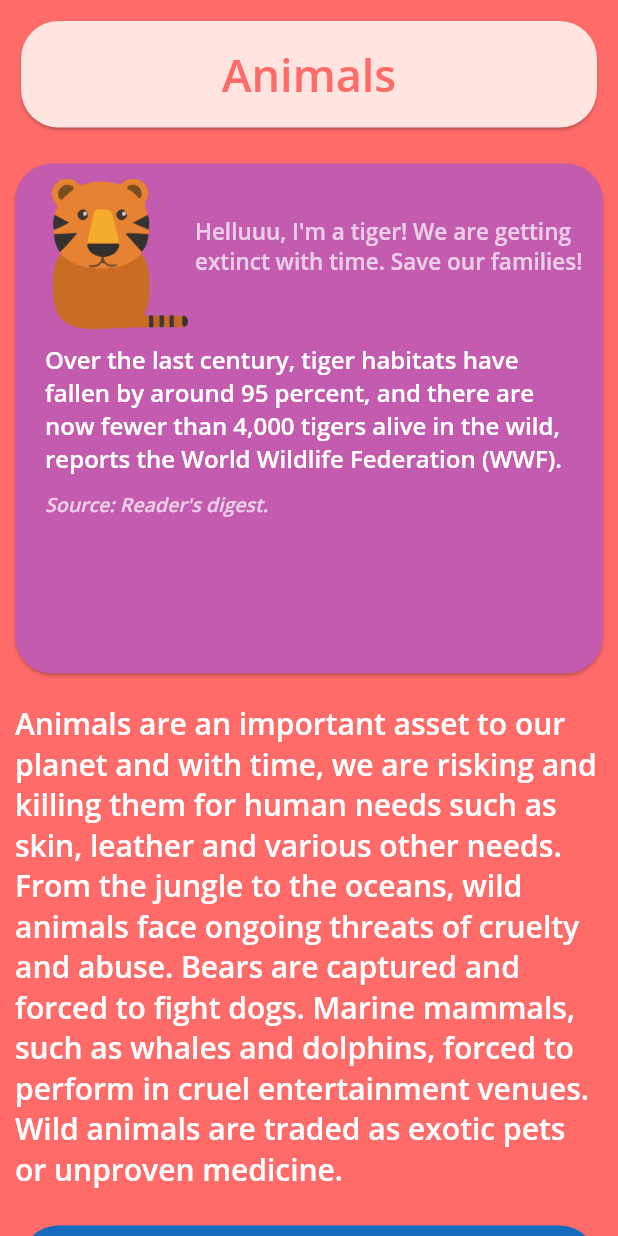
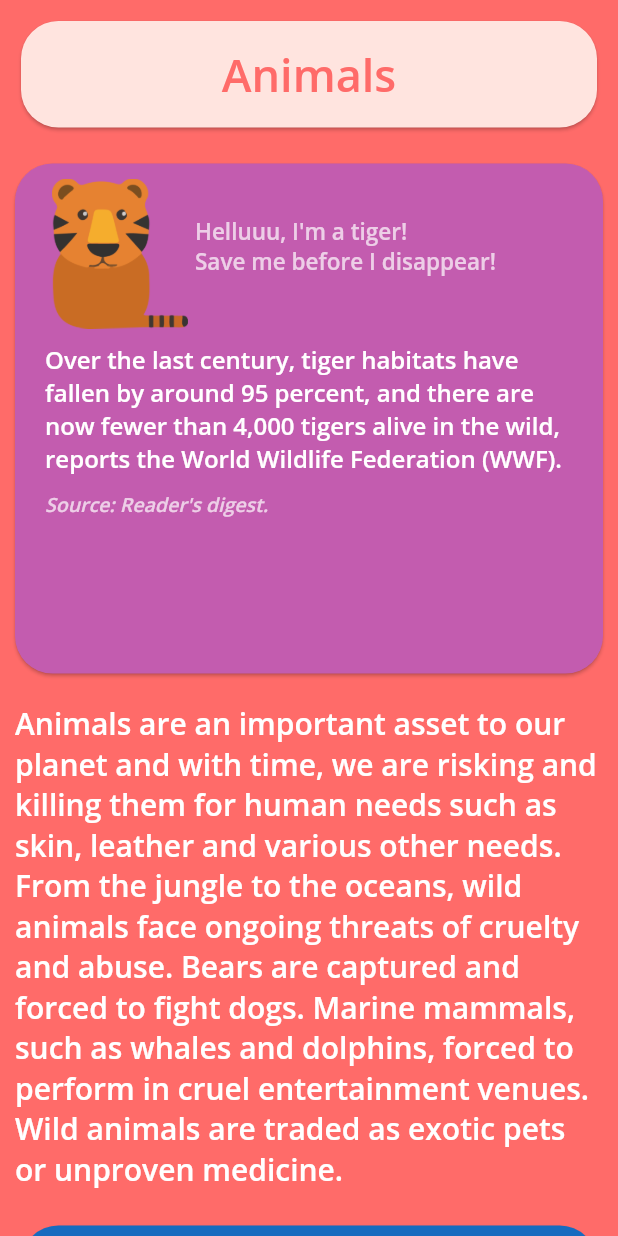
Before and after one commit to ameysunu/envirapp, a Flutter app: the screen it shows after launch, after a tap on "Animals", on a phone screen of 412 x 824 dp. Run offline on Flutter 3.47's test engine with Material 2 defaults, Android fonts, the phone set to English and light mode, and no system bars; our stand-ins replace hexcolor; missing offline and left inert: achievement_view.

Commit message:
bug fixes

```diff
--- a/lib/animals.dart
+++ b/lib/animals.dart
@@ -70,7 +70,7 @@ class _AnimalsState extends State<Animals> {
                                 ),
                               ),
                               Text(
-                                "Helluuu, I'm a tiger! We are getting\nextinct with time. Save our families!",
+                                "Helluuu, I'm a tiger!\nSave me before I disappear!",
                                 style: TextStyle(
                                   fontFamily: 'OpenSans',
                                   fontSize: 15,
```
